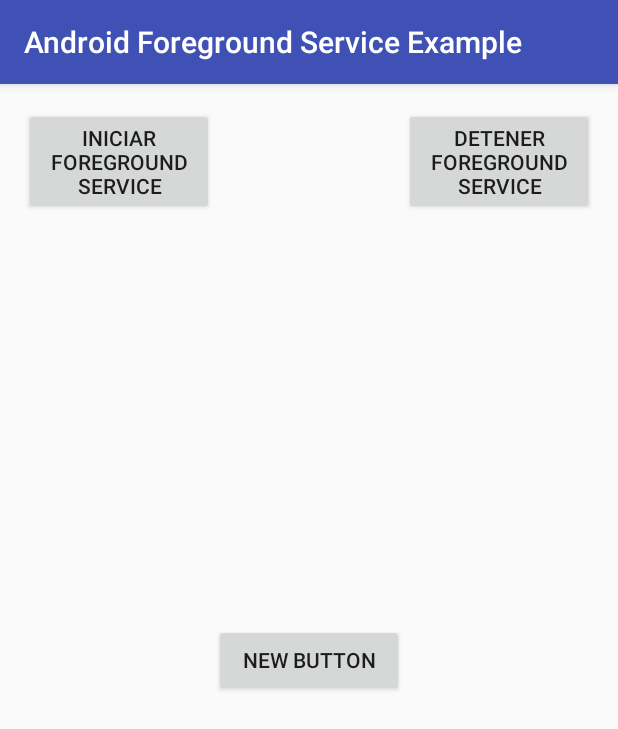
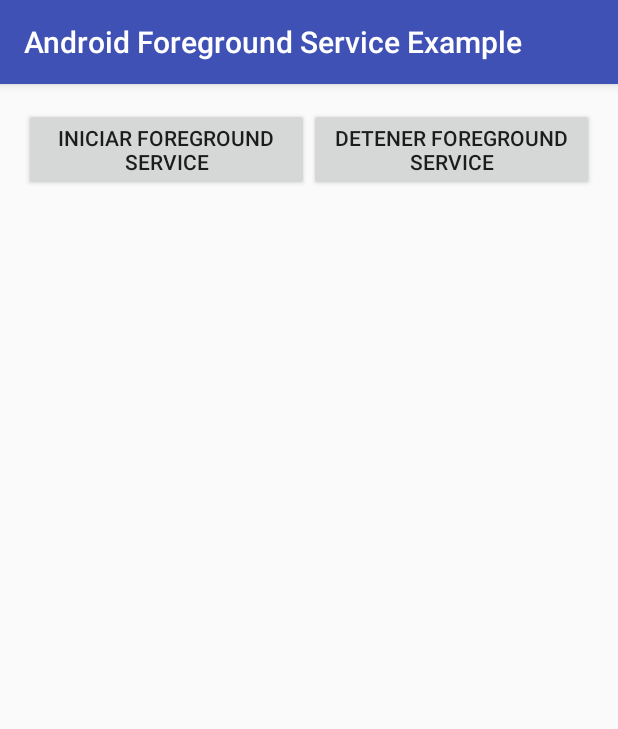
Before and after one commit to Valexx55/ANDROID_FOREGROUND_SERVICE, an Android app: the screen it shows after launch (MainActivity), on a phone screen of 412 x 824 dp. Shown: the top 729 px of the screen. Run offline under Robolectric (Android 15) with nearby library versions, the phone set to English and light mode, and no system bars.

Commit message:
Update activity_main.xml

```diff
--- a/AndroidForegroundServiceExample/app/src/main/res/layout/activity_main.xml
+++ b/AndroidForegroundServiceExample/app/src/main/res/layout/activity_main.xml
@@ -11,13 +11,6 @@
         android:layout_weight="1"
         android:layout_height="wrap_content"
         android:text="INICIAR FOREGROUND SERVICE" />
-
-    <Button
-        android:layout_width="0dp"
-        android:layout_height="wrap_content"
-        android:text="New Button"
-        android:id="@+id/button" android:layout_gravity="center_vertical"
-        android:layout_weight="1"/>
     <Button
         android:id="@+id/button2"
         android:layout_width="0dp"
```
